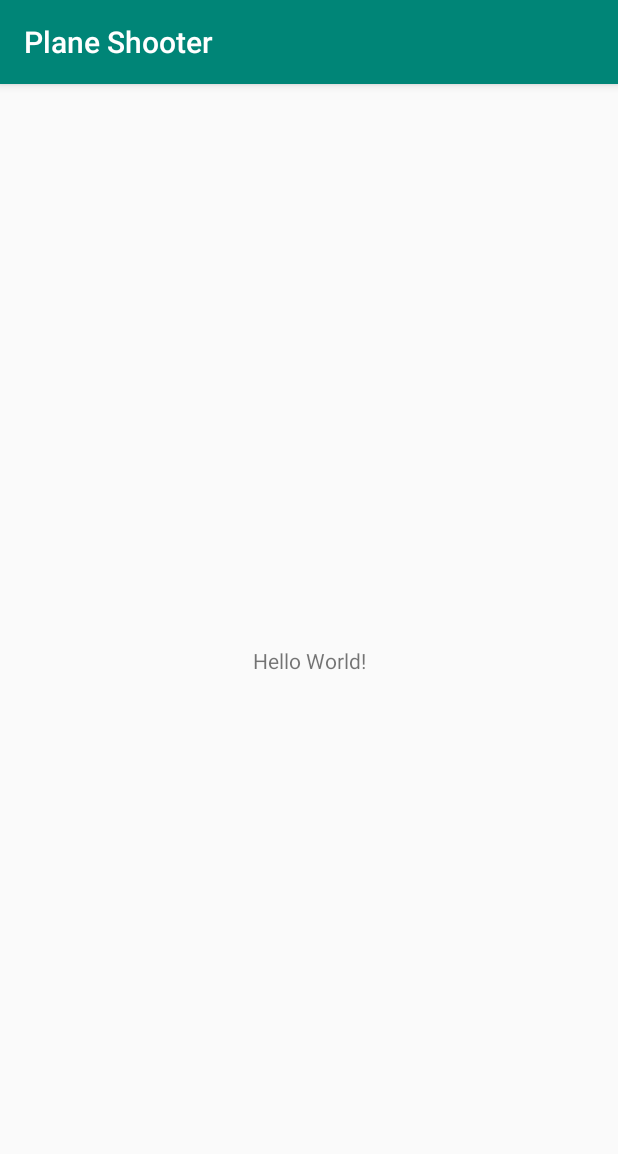
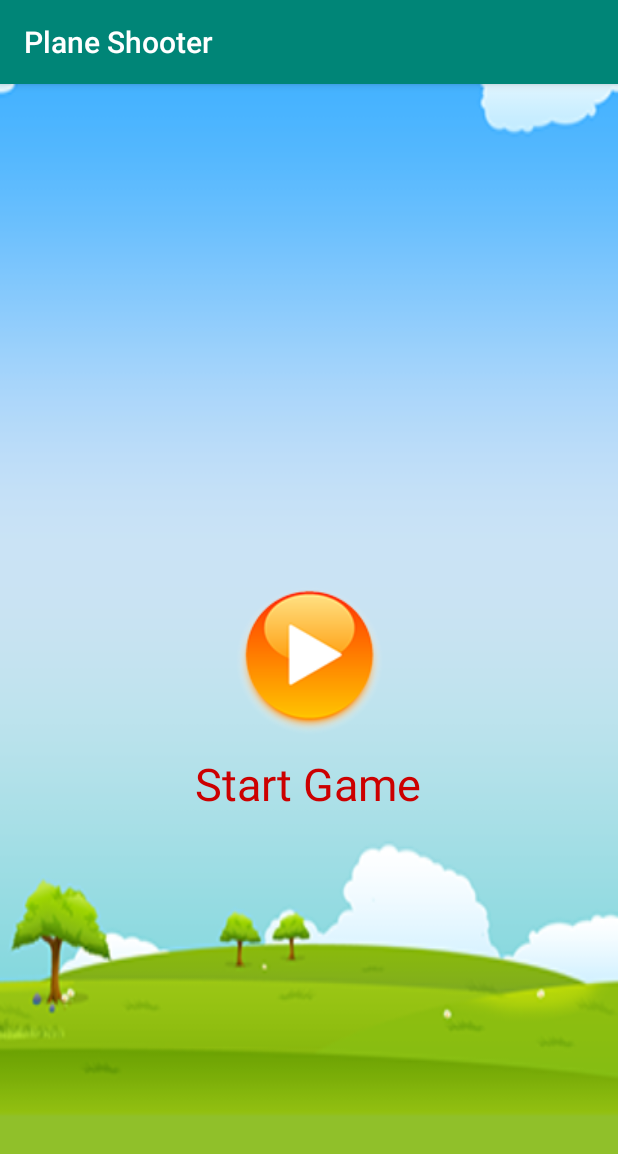
Before and after one commit to alessanderleite/PlaneShooter, an Android app: the screen it shows after launch (MainActivity), on a phone screen of 412 x 824 dp. Shown: the top 1154 px of the screen. Run offline under Robolectric (Android 15) with nearby library versions, the phone set to English and light mode, and no system bars.

Commit message:
set the main layout adding ImageButton and TextView

```diff
--- a/app/src/main/res/layout/activity_main.xml
+++ b/app/src/main/res/layout/activity_main.xml
@@ -1,18 +1,29 @@
 <?xml version="1.0" encoding="utf-8"?>
-<android.support.constraint.ConstraintLayout xmlns:android="http://schemas.android.com/apk/res/android"
+<RelativeLayout xmlns:android="http://schemas.android.com/apk/res/android"
     xmlns:app="http://schemas.android.com/apk/res-auto"
     xmlns:tools="http://schemas.android.com/tools"
     android:layout_width="match_parent"
     android:layout_height="match_parent"
-    tools:context=".MainActivity">
+    tools:context=".MainActivity"
+    android:background="@drawable/background">
+
+    <ImageButton
+        android:id="@+id/imageButton"
+        android:layout_width="wrap_content"
+        android:layout_height="wrap_content"
+        android:layout_centerHorizontal="true"
+        android:layout_centerVertical="true"
+        android:background="@drawable/play"
+        android:onClick="startGame"/>
 
     <TextView
+        android:id="@+id/textView"
         android:layout_width="wrap_content"
         android:layout_height="wrap_content"
-        android:text="Hello World!"
-        app:layout_constraintBottom_toBottomOf="parent"
-        app:layout_constraintLeft_toLeftOf="parent"
-        app:layout_constraintRight_toRightOf="parent"
-        app:layout_constraintTop_toTopOf="parent" />
-
-</android.support.constraint.ConstraintLayout>
+        android:layout_below="@id/imageButton"
+        android:layout_centerHorizontal="true"
+        android:layout_marginTop="12dp"
+        android:text="@string/start_game"
+        android:textColor="@android:color/holo_red_dark"
+        android:textSize="30sp" />
+</RelativeLayout>
--- a/app/src/main/res/values/strings.xml
+++ b/app/src/main/res/values/strings.xml
@@ -1,3 +1,4 @@
 <resources>
     <string name="app_name">Plane Shooter</string>
+    <string name="start_game">Start Game</string>
 </resources>
```
